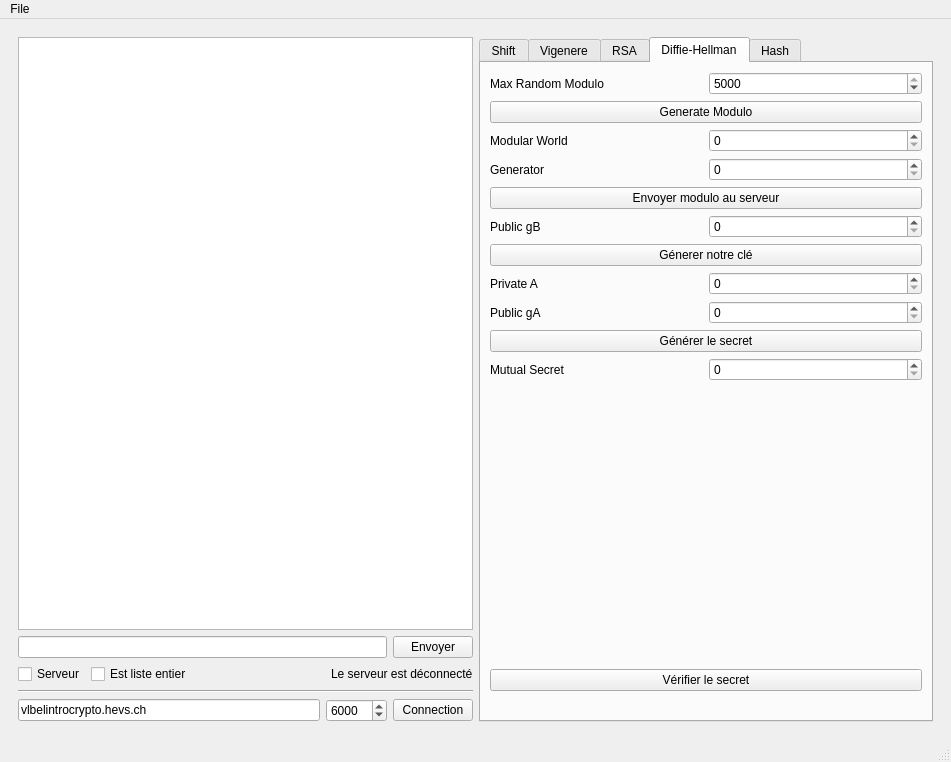
Old version of the form crypto_client.ui in the repository aa-augsburger/ISC_Crypto.
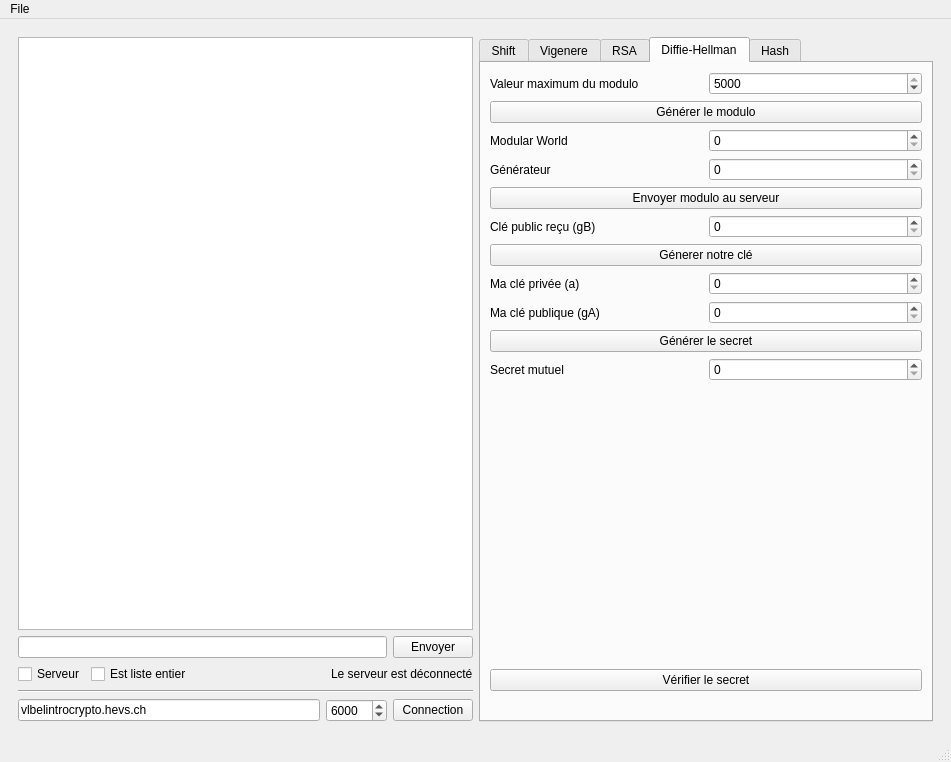
New version of the form. The open tabs and pages were chosen to show the change.

```diff
--- a/crypto_client.ui
+++ b/crypto_client.ui
@@ -597,7 +597,7 @@
                <item>
                 <widget class="QLabel" name="label_5">
                  <property name="text">
-                  <string>Max Random Modulo</string>
+                  <string>Valeur maximum du modulo</string>
                  </property>
                 </widget>
                </item>
@@ -616,7 +616,7 @@
              <item>
               <widget class="QPushButton" name="btn_dh_mod">
                <property name="text">
-                <string>Generate Modulo</string>
+                <string>Générer le modulo</string>
                </property>
               </widget>
              </item>
@@ -643,7 +643,7 @@
                <item>
                 <widget class="QLabel" name="ssdsd">
                  <property name="text">
-                  <string>Generator</string>
+                  <string>Générateur</string>
                  </property>
                 </widget>
                </item>
@@ -664,7 +664,7 @@
                <item>
                 <widget class="QLabel" name="label_10">
                  <property name="text">
-                  <string>Public gB</string>
+                  <string>Clé public reçu (gB)</string>
                  </property>
                 </widget>
                </item>
@@ -689,7 +689,7 @@
                <item>
                 <widget class="QLabel" name="label_8">
                  <property name="text">
-                  <string>Private A</string>
+                  <string>Ma clé privée (a)</string>
                  </property>
                 </widget>
                </item>
@@ -707,7 +707,7 @@
                <item>
                 <widget class="QLabel" name="label_9">
                  <property name="text">
-                  <string>Public gA</string>
+                  <string>Ma clé publique (gA)</string>
                  </property>
                 </widget>
                </item>
@@ -732,7 +732,7 @@
                <item>
                 <widget class="QLabel" name="label_11">
                  <property name="text">
-                  <string>Mutual Secret</string>
+                  <string>Secret mutuel</string>
                  </property>
                 </widget>
                </item>
```
Left out of the diff: 6 changed lines with no effect on the pictures.
